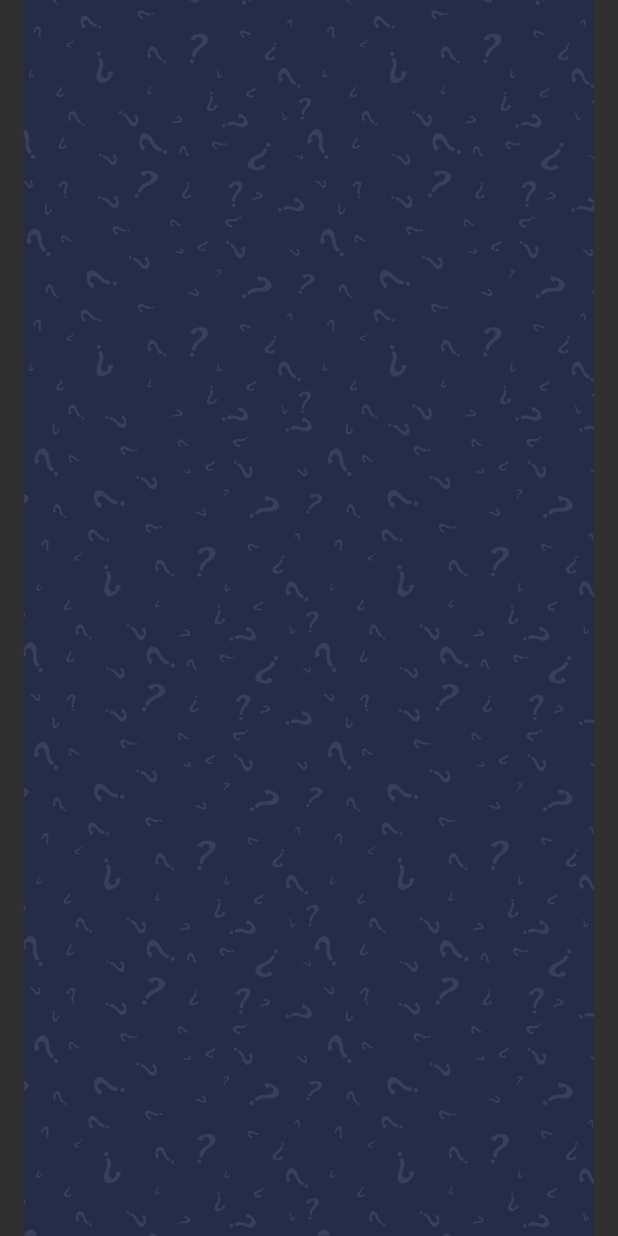
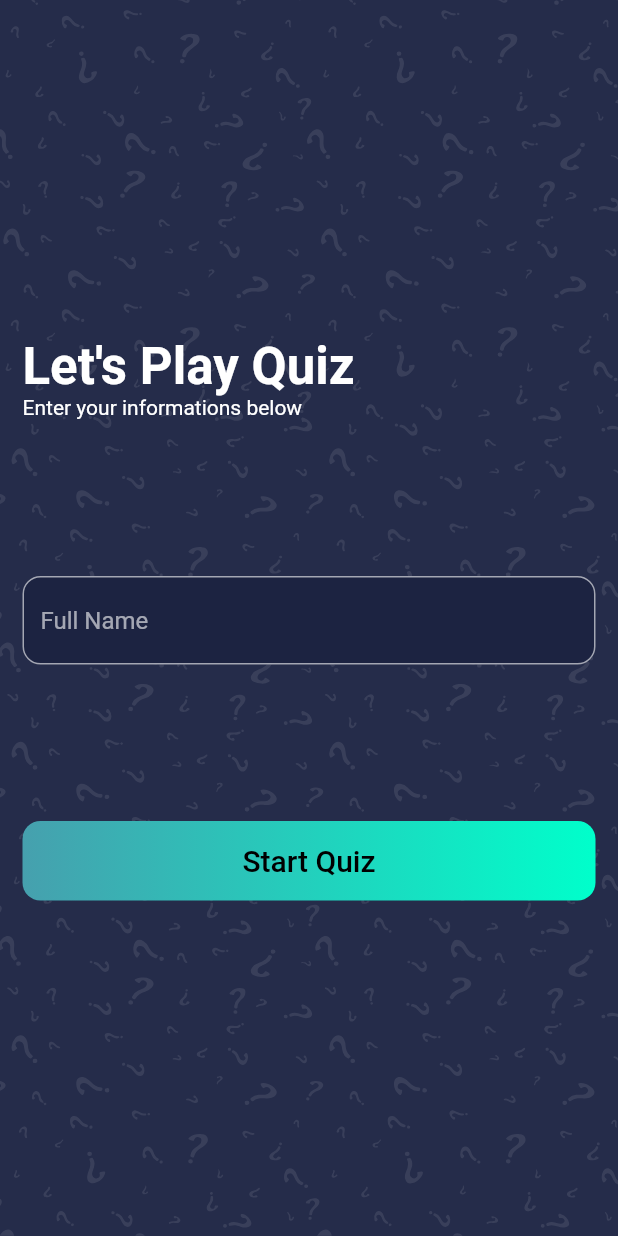
Before and after one commit to miikhaaeel/quiz-fcb, a Flutter app: the WelcomeScreen screen opened directly, on a phone screen of 412 x 824 dp. Run offline on Flutter 3.47's test engine with Material 2 defaults, Android fonts, the phone set to English and light mode, and no system bars; our stand-ins replace get, websafe_svg.

Commit message:
imported websafesvg package

```diff
--- a/lib/main.dart
+++ b/lib/main.dart
@@ -1,5 +1,6 @@
 import 'package:flutter/material.dart';
 import 'package:get/get_navigation/src/root/get_material_app.dart';
+import 'package:quiz_fcb/screens/quiz/quiz_screen.dart';
 import 'package:quiz_fcb/screens/welcome_screen.dart';
 
 void main() {
@@ -13,7 +14,7 @@ class MyApp extends StatelessWidget {
       title: 'Quiz App',
       debugShowCheckedModeBanner: false,
       theme: ThemeData.dark(),
-      home: WelcomeScreen(),
+      home: QuizScreen(),
     );
   }
 }
--- /dev/null
+++ b/lib/screens/quiz/quiz_screen.dart
@@ -0,0 +1,22 @@
+import 'package:flutter/material.dart';
+import 'package:websafe_svg/websafe_svg.dart';
+
+class QuizScreen extends StatelessWidget {
+  @override
+  Widget build(BuildContext context) {
+    return Scaffold(
+      appBar: AppBar(
+        actions: [],
+      ),
+      body: Stack(
+        children: [
+          WebsafeSvg.asset(
+            "assets/icons/bg.svg",
+            fit: BoxFit.fill,
+            width: double.infinity,
+          )
+        ],
+      ),
+    );
+  }
+}
--- a/lib/screens/welcome_screen.dart
+++ b/lib/screens/welcome_screen.dart
@@ -1,23 +1,73 @@
 import 'package:flutter/material.dart';
+import 'package:quiz_fcb/constants.dart';
 import 'package:websafe_svg/websafe_svg.dart';
 
 class WelcomeScreen extends StatelessWidget {
-  const WelcomeScreen({Key? key}) : super(key: key);
-
   @override
   Widget build(BuildContext context) {
     return Scaffold(
       body: Stack(
         children: [
-          WebsafeSvg.asset(
-            "assets/icons/bg.svg",
-            fit: BoxFit.contain,
-            width: double.infinity,
-            height: double.infinity,
-
-          ),
+          WebsafeSvg.asset("assets/icons/bg.svg",
+              fit: BoxFit.fill, width: double.maxFinite),
+          SafeArea(
+            child: Padding(
+              padding: const EdgeInsets.all(15.0),
+              child: Column(
+                crossAxisAlignment: CrossAxisAlignment.start,
+                children: [
+                  Spacer(flex: 2),
+                  Text(
+                    "Let's Play Quiz",
+                    style: Theme.of(context).textTheme.headline4?.copyWith(
+                        color: Colors.white, fontWeight: FontWeight.bold),
+                  ),
+                  Text('Enter your informations below'),
+                  Spacer(),
+                  TextField(
+                    decoration: InputDecoration(
+                        filled: true,
+                        fillColor: Color(0xFF1c2341),
+                        hintText: 'Full Name',
+                        border: OutlineInputBorder(
+                            borderRadius: BorderRadius.circular(12))),
+                  ),
+                  Spacer(),
+                  InkWell(
+                    onTap: () {},
+                    child: Container(
+                      alignment: Alignment.center,
+                      width: double.infinity,
+                      padding: EdgeInsets.all(kDefaultPadding * 0.75),
+                      decoration: BoxDecoration(
+                          gradient: kPrimaryGradient,
+                          borderRadius: BorderRadius.all(Radius.circular(12))),
+                      child: Text(
+                        'Start Quiz',
+                        style: Theme.of(context)
+                            .textTheme
+                            .button
+                            ?.copyWith(color: Colors.black, fontSize: 20),
+                      ),
+                    ),
+                  ),
+                  Spacer(flex: 2)
+                ],
+              ),
+            ),
+          )
         ],
       ),
     );
   }
 }
+
+
+// Container(
+ //   decoration: BoxDecoration(
+ //     image: DecorationImage(
+//       image: AssetImage("assets/images/man.jpg"),
+          //       fit: BoxFit.cover,
+          //     ),
+          //   ),
+          // ),
--- a/pubspec.yaml
+++ b/pubspec.yaml
@@ -35,6 +35,7 @@ flutter:
 
   assets:
     - assets/icons/
+    - assets/images/
 
 
   # An image asset can refer to one or more resolution-specific "variants", see
```
